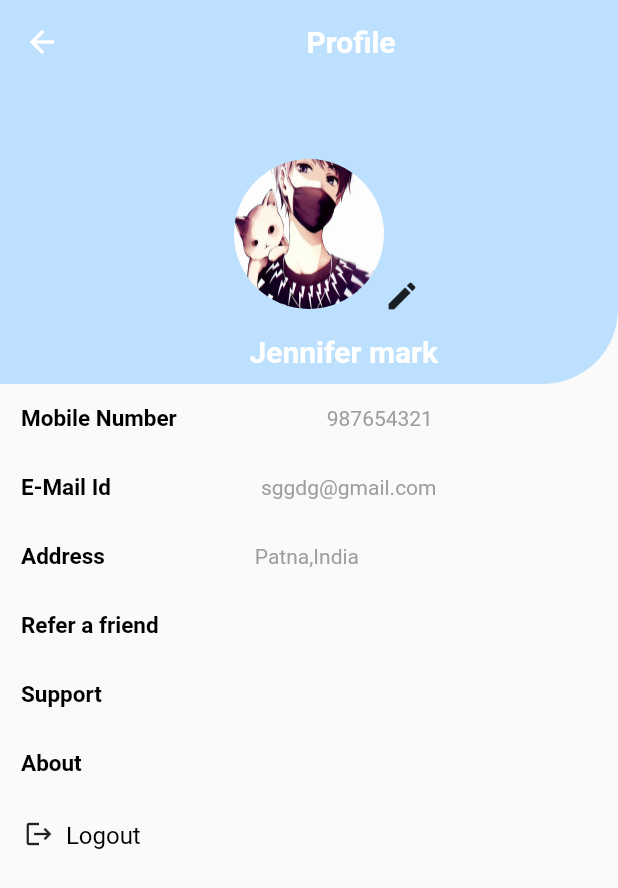
After one commit to akshitachi/Better-e-commerce-app, a Flutter app: the ProfileScreen screen opened by its route, on a phone screen of 412 x 824 dp. The commit adds this screen. Shown: the top 888 px of the screen. Run offline on Flutter 3.47's test engine with Material 2 defaults, Android fonts, the phone set to English and light mode, and no system bars; our stand-ins replace bottom_navy_bar, cloud_firestore, firebase_auth; accounts and stored records are empty.

Commit message:
add profile page

```diff
--- a/lib/main.dart
+++ b/lib/main.dart
@@ -13,6 +13,7 @@ import './widgets/nav_bar.dart';
 import './screens/after_signup_screen.dart';
 import './screens/home_screen.dart';
 import 'package:flutter/material.dart';
+import './screens/profile_screen.dart';
 
 void main() {
   runApp(
@@ -41,7 +42,8 @@ class MyApp extends StatelessWidget {
         '/sign-up': (ctx) => SignUpScreen(),
         '/sign-in': (ctx) => AuthScreen(),
         '/after-signup': (ctx) => AfterSignUp(),
-        '/forgot-password':(ctx)=>ForgotPassword(),
+        '/forgot-password': (ctx) => ForgotPassword(),
+        '/profile-screen': (ctx) => ProfileScreen(),
       },
     );
   }
--- /dev/null
+++ b/lib/screens/profile_screen.dart
@@ -0,0 +1,170 @@
+import 'package:flutter/material.dart';
+import 'package:firebase_auth/firebase_auth.dart';
+
+class ProfileScreen extends StatelessWidget {
+  final String routeName = '/profile-screen';
+
+  @override
+  Widget build(BuildContext context) {
+    return Scaffold(
+      appBar: AppBar(
+        title: Row(
+          mainAxisAlignment: MainAxisAlignment.center,
+          children: [
+            Text(
+              'Profile',
+              style: TextStyle(
+                color: Colors.white,
+                fontWeight: FontWeight.bold,
+              ),
+              textAlign: TextAlign.center,
+            ),
+          ],
+        ),
+        iconTheme: IconThemeData(
+          color: Colors.white,
+        ),
+        backgroundColor: Color(0xffBCE0FD),
+        elevation: 0,
+      ),
+      body: Column(
+        children: [
+          SizedBox(
+            height: 200,
+            width: double.infinity,
+            child: Stack(
+              children: [
+                Container(
+                  decoration: BoxDecoration(
+                    color: Color(0xffBCE0FD),
+                    borderRadius: BorderRadius.only(
+                      bottomRight: Radius.circular(50),
+                    ),
+                  ),
+                ),
+                Center(
+                  child: Container(
+                    width: 100,
+                    decoration: BoxDecoration(
+                      shape: BoxShape.circle,
+                      image: DecorationImage(
+                        image: AssetImage('assets/images/profile.jpg'),
+                        fit: BoxFit.fill,
+                      ),
+                    ),
+                  ),
+                ),
+                Positioned(
+                  right: 120,
+                  bottom: 35,
+                  child: IconButton(
+                    icon: Icon(
+                      Icons.edit,
+                    ),
+                    onPressed: () {},
+                  ),
+                ),
+                Positioned(
+                  bottom: 10,
+                  right: 120,
+                  child: Center(
+                    child: Text(
+                      'Jennifer mark',
+                      style: TextStyle(
+                        color: Colors.white,
+                        fontSize: 20,
+                        fontWeight: FontWeight.bold,
+                      ),
+                    ),
+                  ),
+                )
+              ],
+            ),
+          ),
+          buildPadding(
+            'Mobile Number',
+            '987654321',
+          ),
+          buildPadding(
+            'E-Mail Id',
+            'sggdg@gmail.com',
+          ),
+          buildPadding(
+            'Address',
+            'Patna,India',
+          ),
+          buildPadding(
+            'Refer a friend',
+            '',
+          ),
+          buildPadding(
+            'Support',
+            '',
+          ),
+          buildPadding(
+            'About',
+            '',
+          ),
+          Row(
+            mainAxisAlignment: MainAxisAlignment.start,
+            children: [
+              FlatButton(
+                child: RichText(
+                  text: TextSpan(
+                    children: [
+                      WidgetSpan(
+                        child: Icon(
+                          Icons.logout,
+                          size: 20,
+                        ),
+                      ),
+                      TextSpan(
+                        text: '  Logout',
+                        style: TextStyle(
+                          fontSize: 16,
+                          color: Colors.black,
+                        ),
+                      ),
+                    ],
+                  ),
+                ),
+                onPressed: () {
+                  FirebaseAuth.instance.signOut();
+                  Navigator.of(context).pushReplacementNamed('/sign-up');
+                },
+              ),
+            ],
+          )
+        ],
+      ),
+    );
+  }
+
+  Widget buildPadding(String key, String value) {
+    return Padding(
+      padding: EdgeInsets.all(14.0),
+      child: Row(
+        mainAxisAlignment: MainAxisAlignment.start,
+        children: [
+          Text(
+            key,
+            style: TextStyle(
+              color: Colors.black,
+              fontSize: 15,
+              fontWeight: FontWeight.bold,
+            ),
+          ),
+          SizedBox(
+            width: 100,
+          ),
+          Text(
+            value,
+            style: TextStyle(
+              color: Colors.grey,
+            ),
+          ),
+        ],
+      ),
+    );
+  }
+}
--- a/lib/widgets/app_drawer.dart
+++ b/lib/widgets/app_drawer.dart
@@ -16,11 +16,18 @@ class AppDrawer extends StatelessWidget {
                 Padding(
                   padding: EdgeInsets.all(12.0),
                   child: ListTile(
-                    leading: CircleAvatar(
-                      radius: 18,
-                      backgroundImage:
-                          ExactAssetImage('assets/images/Group 323.png'),
-                      backgroundColor: Color(0xff2799FA),
+                    leading: FlatButton(
+                      onPressed: () {
+                        Navigator.of(context).pushNamed(
+                          '/profile-screen',
+                        );
+                      },
+                      child: CircleAvatar(
+                        radius: 18,
+                        backgroundImage:
+                            ExactAssetImage('assets/images/Group 323.png'),
+                        backgroundColor: Color(0xff2799FA),
+                      ),
                     ),
                     title: Text(
                       'Jennifer',
```
Also changed, not shown: assets/images/profile.jpg (added).
